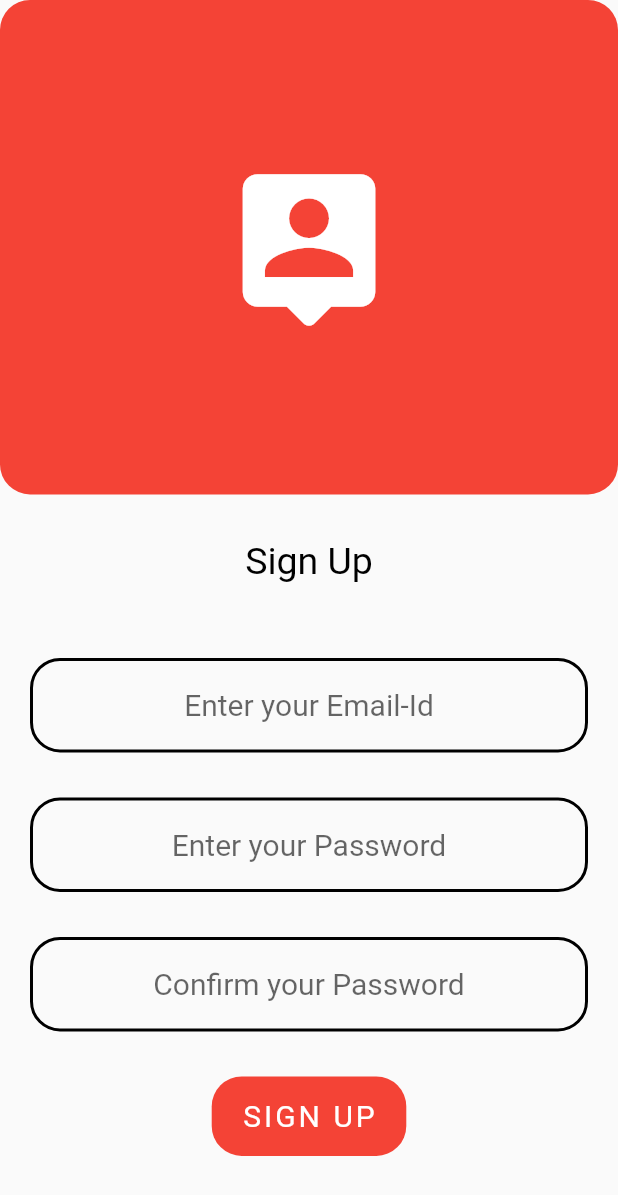
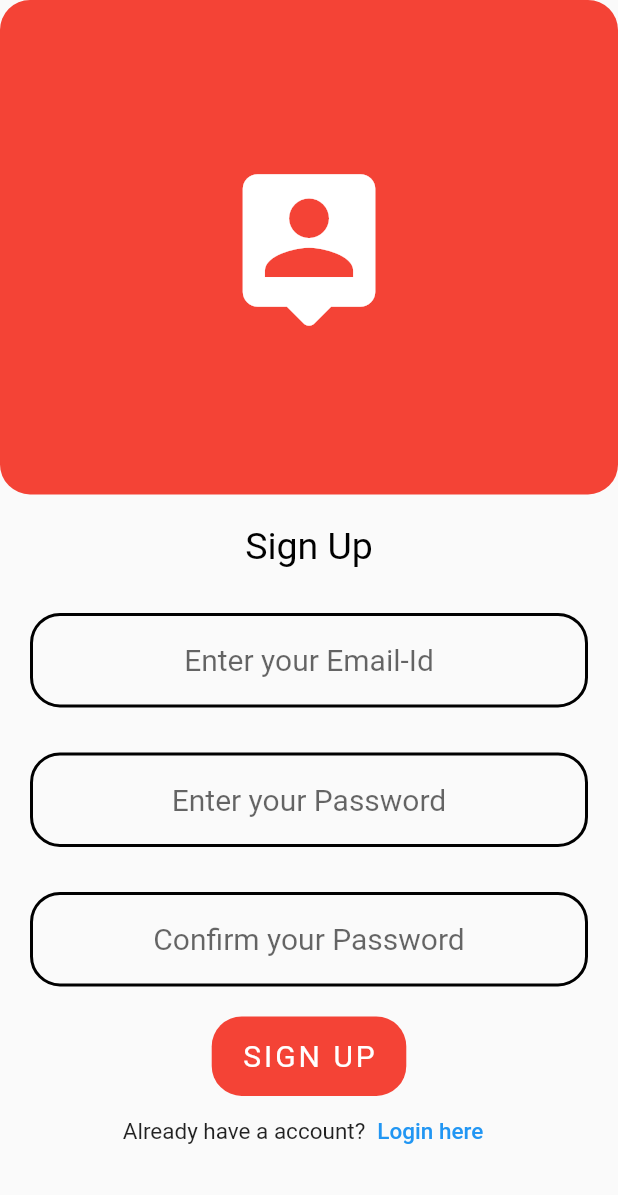
Before and after one commit to Rahul-Rasve/Attend-Check, a Flutter app: the RegisterView screen opened by its route, on a phone screen of 412 x 824 dp. Shown: the top 1195 px of the screen. Run offline on Flutter 3.47's test engine with Material 2 defaults, Android fonts, the phone set to English and light mode, and no system bars; our stand-ins replace firebase_auth, firebase_core, flutter_keyboard_visibility, fluttertoast; accounts and stored records are empty.

Commit message:
minor UI changes

```diff
--- a/lib/resources/auth_provider.dart
+++ b/lib/authentication/auth_provider.dart
@@ -1,4 +1,4 @@
-import 'package:attend_check/resources/auth_user.dart';
+import 'package:attend_check/authentication/auth_user.dart';
 
 abstract class AuthProvider {
   AuthUser? get currentUser;
--- a/lib/resources/auth_services.dart
+++ b/lib/authentication/auth_services.dart
@@ -1,6 +1,6 @@
-import 'package:attend_check/resources/auth_provider.dart';
-import 'package:attend_check/resources/auth_user.dart';
-import 'package:attend_check/resources/firebase_auth_provider.dart';
+import 'package:attend_check/authentication/auth_provider.dart';
+import 'package:attend_check/authentication/auth_user.dart';
+import 'package:attend_check/authentication/firebase_auth_provider.dart';
 
 class AuthService implements AuthProvider {
   final AuthProvider provider;
--- a/lib/resources/firebase_auth_provider.dart
+++ b/lib/authentication/firebase_auth_provider.dart
@@ -1,7 +1,7 @@
 import 'package:attend_check/firebase_options.dart';
-import 'package:attend_check/resources/auth_exceptions.dart';
-import 'package:attend_check/resources/auth_provider.dart';
-import 'package:attend_check/resources/auth_user.dart';
+import 'package:attend_check/authentication/auth_exceptions.dart';
+import 'package:attend_check/authentication/auth_provider.dart';
+import 'package:attend_check/authentication/auth_user.dart';
 import 'package:firebase_auth/firebase_auth.dart';
 import 'package:firebase_core/firebase_core.dart';
 
--- a/lib/main.dart
+++ b/lib/main.dart
@@ -1,6 +1,6 @@
 // ignore_for_file: prefer_const_constructors
 
-import 'package:attend_check/resources/auth_services.dart';
+import 'package:attend_check/authentication/auth_services.dart';
 import 'package:attend_check/screens/home_view.dart';
 import 'package:attend_check/screens/login_view.dart';
 import 'package:attend_check/screens/verify_email_view.dart';
@@ -29,13 +29,14 @@ class MyApp extends StatelessWidget {
       theme: ThemeData(
         primarySwatch: Colors.blue,
       ),
-      initialRoute: verifyEmailPage,
+      initialRoute: authPage,
       routes: {
         homePage: (context) => HomePage(),
         loginPage: (context) => KeyboardVisibilityProvider(child: LoginView()),
         registerPage: (context) =>
             KeyboardVisibilityProvider(child: RegisterView()),
         verifyEmailPage: (context) => VerifyEmailPage(),
+        authPage: (context) => AuthPage(),
       },
     );
   }
--- a/lib/screens/home_view.dart
+++ b/lib/screens/home_view.dart
@@ -1,5 +1,4 @@
-import 'package:flutter/src/widgets/framework.dart';
-import 'package:flutter/src/widgets/placeholder.dart';
+import 'package:flutter/material.dart';
 
 class HomePage extends StatefulWidget {
   const HomePage({super.key});
--- a/lib/screens/register_view.dart
+++ b/lib/screens/register_view.dart
@@ -1,8 +1,7 @@
 // ignore_for_file: prefer_const_constructors, use_build_context_synchronously
 
 import 'package:attend_check/constants.dart';
-import 'package:attend_check/resources/auth_services.dart';
-import 'package:attend_check/resources/auth_services.dart';
+import 'package:attend_check/authentication/auth_services.dart';
 import 'package:attend_check/utilities/routes.dart';
 import 'package:attend_check/widgets/input_field.dart';
 import 'package:flutter/material.dart';
@@ -53,7 +52,7 @@ class _RegisterViewState extends State<RegisterView> {
                   ),
                 ),
           Container(
-            margin: EdgeInsets.symmetric(vertical: 30.0),
+            margin: EdgeInsets.symmetric(vertical: 20.0),
             child: Text(
               'Sign Up',
               style: TextStyle(
@@ -63,7 +62,7 @@ class _RegisterViewState extends State<RegisterView> {
             ),
           ),
           Container(
-            margin: EdgeInsets.all(20.0),
+            margin: EdgeInsets.symmetric(horizontal: 20.0, vertical: 10.0),
             child: Column(
               children: [
                 InputField(
@@ -115,7 +114,7 @@ class _RegisterViewState extends State<RegisterView> {
             },
             child: Container(
               padding: EdgeInsets.symmetric(vertical: 15.0, horizontal: 20.0),
-              margin: EdgeInsets.symmetric(vertical: 10.0),
+              margin: EdgeInsets.only(top: 10.0),
               decoration: BoxDecoration(
                 color: Colors.red,
                 borderRadius: BorderRadius.circular(20.0),
@@ -130,6 +129,23 @@ class _RegisterViewState extends State<RegisterView> {
               ),
             ),
           ),
+          Row(
+            mainAxisAlignment: MainAxisAlignment.center,
+            children: [
+              Text(
+                "Already have a account?",
+                style: TextStyle(fontSize: 15.0),
+              ),
+              TextButton(
+                onPressed: () => Navigator.of(context)
+                    .pushNamedAndRemoveUntil(loginPage, (route) => false),
+                child: Text(
+                  'Login here',
+                  style: TextStyle(color: Colors.blue, fontSize: 15.0),
+                ),
+              ),
+            ],
+          ),
         ],
       ),
     );
--- a/lib/screens/verify_email_view.dart
+++ b/lib/screens/verify_email_view.dart
@@ -1,6 +1,6 @@
 // ignore_for_file: prefer_const_constructors, prefer_const_literals_to_create_immutables
 
-import 'package:attend_check/resources/auth_services.dart';
+import 'package:attend_check/authentication/auth_services.dart';
 import 'package:flutter/material.dart';
 
 class VerifyEmailPage extends StatefulWidget {
--- a/lib/utilities/routes.dart
+++ b/lib/utilities/routes.dart
@@ -2,3 +2,4 @@ String homePage = '/home';
 String loginPage = '/login';
 String registerPage = '/register';
 String verifyEmailPage = '/verifyEmail';
+String authPage = '/authPage';
```
Also changed, not shown: lib/screens/login_view.dart (+16 -21 lines), lib/authentication/auth_exceptions.dart (renamed from lib/resources/auth_exceptions.dart), lib/authentication/auth_user.dart (renamed from lib/resources/auth_user.dart).
